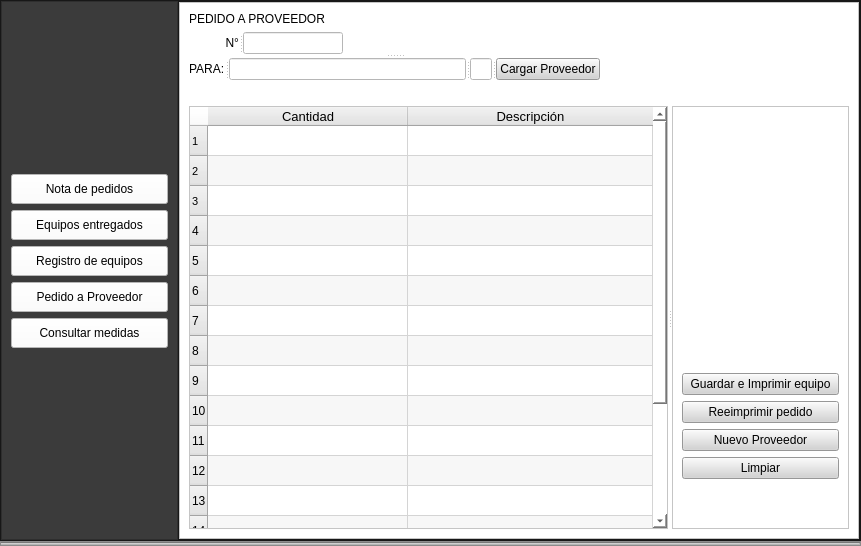
0402038084/Orders-note-PramsoGUI, file Interface/guimain.ui: the form before one commit.
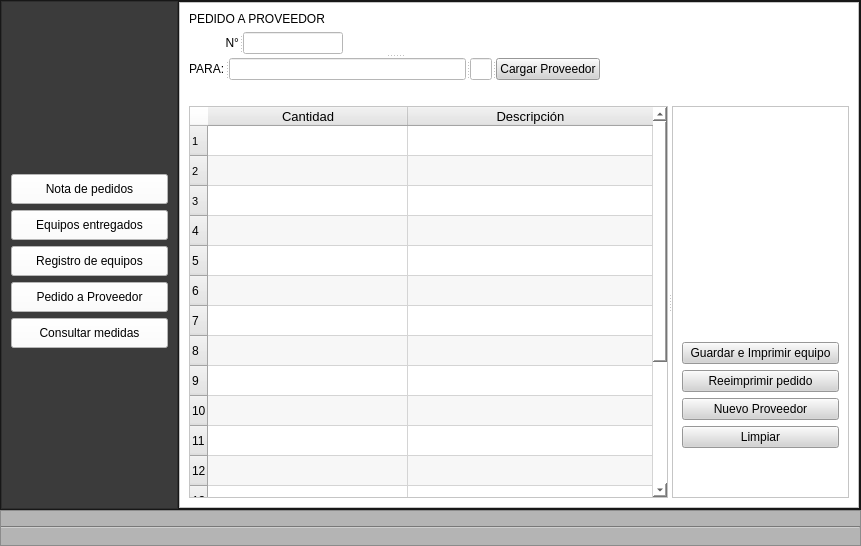
The form after the commit. Icons and pictures are not drawn.

What changed in the file:
```diff
--- a/Interface/guimain.ui
+++ b/Interface/guimain.ui
@@ -24,7 +24,7 @@
     <normaloff>Icons/pramso_1.ico</normaloff>Icons/pramso_1.ico</iconset>
   </property>
   <widget class="QWidget" name="framesprincipales">
-   <layout class="QVBoxLayout" name="verticalLayout" stretch="0,0">
+   <layout class="QVBoxLayout" name="verticalLayout" stretch="14,1">
     <property name="spacing">
      <number>0</number>
     </property>
```
Left out of the diff: 7 changed lines with no effect on the pictures.
